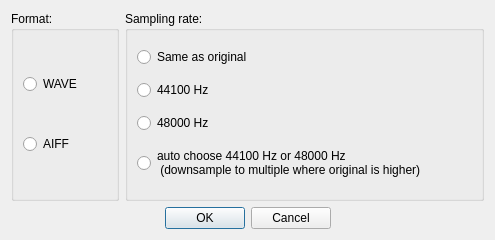
The window that GUI/ConvertToWAV_AIFF/convert_dialog_view.ui (Gdalik/EarQuiz_Frequencies) describes before a commit, drawn with Qt 5.
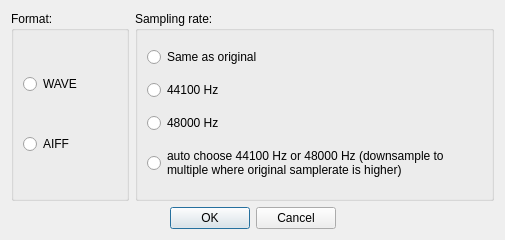
The same window after the commit.

```diff
--- a/GUI/ConvertToWAV_AIFF/convert_dialog_view.ui
+++ b/GUI/ConvertToWAV_AIFF/convert_dialog_view.ui
@@ -9,19 +9,19 @@
    <rect>
     <x>0</x>
     <y>0</y>
-    <width>495</width>
+    <width>505</width>
     <height>240</height>
    </rect>
   </property>
   <property name="minimumSize">
    <size>
-    <width>495</width>
+    <width>505</width>
     <height>240</height>
    </size>
   </property>
   <property name="maximumSize">
    <size>
-    <width>495</width>
+    <width>505</width>
     <height>240</height>
    </size>
   </property>
@@ -96,8 +96,8 @@
            </size>
           </property>
           <property name="text">
-           <string>auto choose 44100 Hz or 48000 Hz 
- (downsample to multiple where original is higher)</string>
+           <string>auto choose 44100 Hz or 48000 Hz (downsample to 
+multiple where original samplerate is higher)</string>
           </property>
          </widget>
         </item>
```
